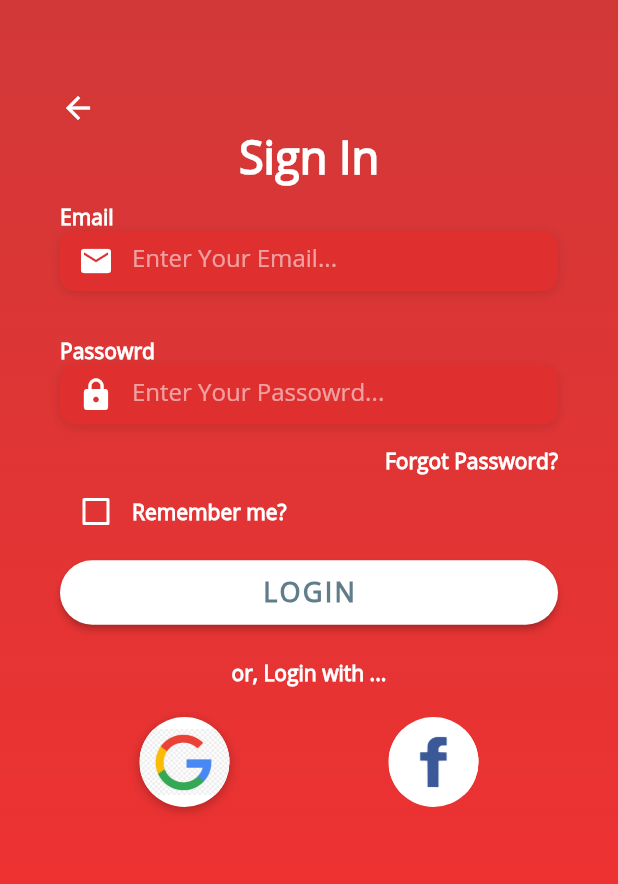
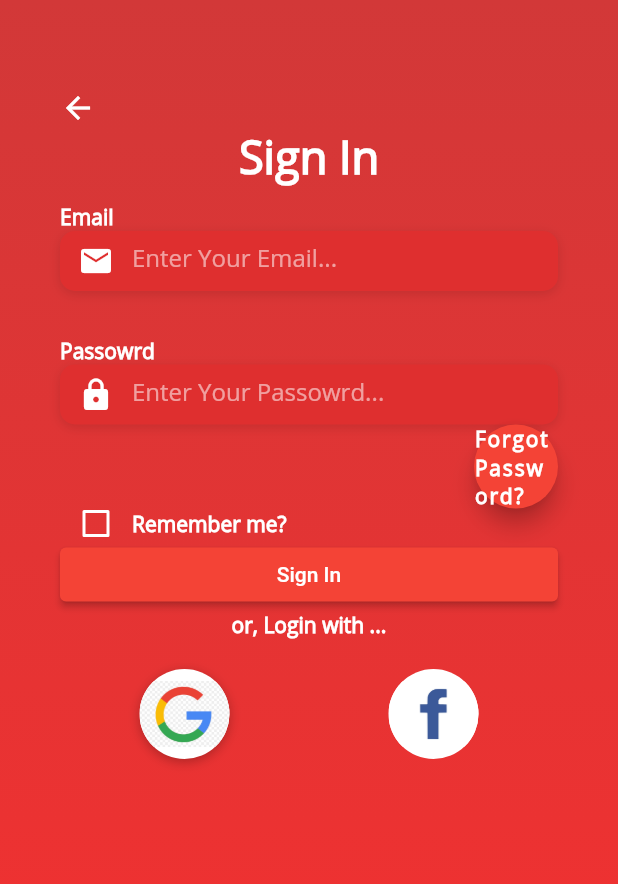
Before and after one commit to Adanii/project_afid_udemy, a Flutter app: the screen it shows after launch, after a tap on "SIGN IN", on a phone screen of 412 x 824 dp. Shown: the top 884 px of the screen. Run offline on Flutter 3.47's test engine with Material 2 defaults, Android fonts, the phone set to English and light mode, and no system bars; our stand-ins replace auto_route, google_fonts.

Commit message:
Update Button

```diff
--- a/lib/pages/home/home.dart
+++ b/lib/pages/home/home.dart
@@ -35,15 +35,15 @@ class Home extends StatelessWidget {
       ),
       body: Stack(
         children: [
-          Container(
-              decoration: BoxDecoration(
-            color: Color.fromARGB(255, 178, 180, 180),
-            image: DecorationImage(
-              image: AssetImage("images/pngegg.png"),
-              fit: BoxFit.cover,
-              opacity: 0.1,
-            ),
-          )),
+          // Container(
+          //     decoration: BoxDecoration(
+          //   color: Color.fromARGB(255, 178, 180, 180),
+          //   image: DecorationImage(
+          //     image: AssetImage("images/pngegg.png"),
+          //     fit: BoxFit.cover,
+          //     opacity: 0.1,
+          //   ),
+          // )),
           ListView(
             children: [
               Container(),
--- a/lib/pages/login_page/sign_in_page.dart
+++ b/lib/pages/login_page/sign_in_page.dart
@@ -80,8 +80,7 @@ class _SignInPageState extends State<SignInPage> {
     return Container(
       alignment: Alignment.centerRight,
       // ignore: deprecated_member_use
-      child: FlatButton(
-        padding: EdgeInsets.only(right: 0.0),
+      child: FloatingActionButton(
         onPressed: () => print("Forget Button Pressed"),
         child: Text(
           "Forgot Password?",
@@ -120,25 +119,14 @@ class _SignInPageState extends State<SignInPage> {
 
   Widget _buildLoginBtn() {
     return Container(
-      padding: EdgeInsets.symmetric(vertical: 20.0),
       width: double.infinity,
-      child: RaisedButton(
+      child: ElevatedButton(
+        style: ElevatedButton.styleFrom(
+          foregroundColor: Colors.white,
+          backgroundColor: Colors.red,
+        ),
+        child: Text("Sign In"),
         onPressed: () => AutoRouter.of(context).pushNamed('/Home'),
-        padding: EdgeInsets.all(9.0),
-        shape: RoundedRectangleBorder(
-          borderRadius: BorderRadius.circular(30),
-        ),
-        color: Colors.white,
-        child: Text(
-          "LOGIN",
-          style: TextStyle(
-            color: Colors.blueGrey,
-            letterSpacing: 1.5,
-            fontSize: 18,
-            fontWeight: FontWeight.bold,
-            fontFamily: 'OpenSans',
-          ),
-        ),
       ),
     );
   }
```
Also changed, not shown: pubspec.lock, 1 other file.
